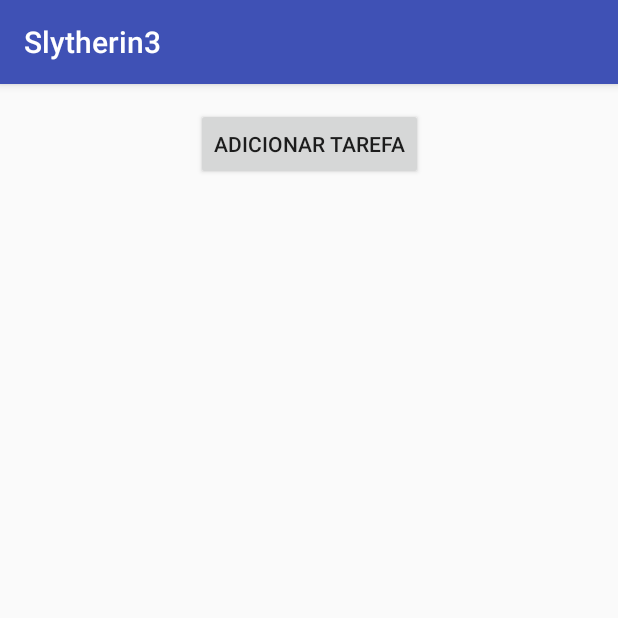
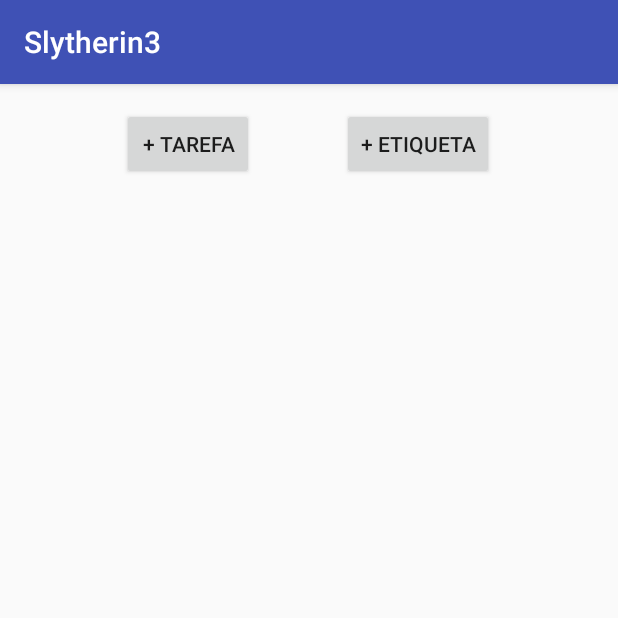
Before and after one commit to Thassya/ufjf-dcc196-2017-3-trb3-sonserina-trb3, an Android app: the screen it shows after launch (MainActivity), on a phone screen of 412 x 824 dp, the top half of it. Run offline under Robolectric (Android 15) with nearby library versions, the phone set to English and light mode, and no system bars.

Commit message:
Etiqueta cadastro e visualizacao

```diff
--- a/app/src/main/AndroidManifest.xml
+++ b/app/src/main/AndroidManifest.xml
@@ -18,6 +18,7 @@
         </activity>
         <activity android:name=".activity.NovaTarefaActivity" />
         <activity android:name=".activity.EditarTarefaActivity" />
+        <activity android:name=".activity.NovaEtiquetaActivity" />
     </application>
 
 </manifest>
--- a/app/src/main/java/ufjf/br/slytherin3/activity/MainActivity.java
+++ b/app/src/main/java/ufjf/br/slytherin3/activity/MainActivity.java
@@ -15,6 +15,7 @@ import ufjf.br.slytherin3.adapter.TarefaAdapter;
 public class MainActivity extends AppCompatActivity {
 
     private Button btnAddTarefa;
+    private Button btnAddEtiqueta;
     private ListView lstTarefas;
     private TarefaAdapter tAdapter;
 
@@ -22,6 +23,9 @@ public class MainActivity extends AppCompatActivity {
     protected void onCreate(Bundle savedInstanceState) {
         super.onCreate(savedInstanceState);
         setContentView(R.layout.activity_main);
+
+        btnAddEtiqueta = (Button)findViewById(R.id.btnAddEtiqueta);
+        btnAddTarefa = (Button) findViewById(R.id.btnAddTarefa);
 
         tAdapter = new TarefaAdapter(getBaseContext(), null);
         tAdapter.atualizar();
@@ -47,7 +51,7 @@ public class MainActivity extends AppCompatActivity {
             }
         });
 
-        btnAddTarefa = (Button) findViewById(R.id.btnAddTarefa);
+
         btnAddTarefa.setOnClickListener(new View.OnClickListener() {
             @Override
             public void onClick(View v) {
@@ -56,6 +60,13 @@ public class MainActivity extends AppCompatActivity {
             }
         });
 
+        btnAddEtiqueta.setOnClickListener(new View.OnClickListener() {
+            @Override
+            public void onClick(View v) {
+                Intent novaEtiqueta = new Intent(MainActivity.this, NovaEtiquetaActivity.class);
+                startActivity(novaEtiqueta);
+            }
+        });
 
     }
 }
--- a/app/src/main/java/ufjf/br/slytherin3/dao/PlannerDbHelper.java
+++ b/app/src/main/java/ufjf/br/slytherin3/dao/PlannerDbHelper.java
@@ -3,6 +3,7 @@ package ufjf.br.slytherin3.dao;
 import android.content.Context;
 import android.database.sqlite.SQLiteDatabase;
 import android.database.sqlite.SQLiteOpenHelper;
+import android.util.Log;
 
 /**
  * Created by thassya on 05/12/17.
@@ -10,7 +11,7 @@ import android.database.sqlite.SQLiteOpenHelper;
 
 public class PlannerDbHelper extends SQLiteOpenHelper {
 
-    public static final int DATABASE_VERSION = 1;
+    public static final int DATABASE_VERSION = 2;
     public static final String DATABASE_NAME = "sonserinaPlanner.db";
 
     public PlannerDbHelper(Context context) {
@@ -21,17 +22,25 @@ public class PlannerDbHelper extends SQLiteOpenHelper {
     @Override
     public void onCreate(SQLiteDatabase db) {
         db.execSQL(TarefaContract.Tarefa.SQL_CREATE_TABLE);
+        Log.i("PLANNER_sql_tarefa", TarefaContract.Tarefa.SQL_CREATE_TABLE);
+        db.execSQL(EtiquetaContract.Etiqueta.SQL_CREATE_TABLE);
+        Log.i("PLANNER_sql_etiqueta", EtiquetaContract.Etiqueta.SQL_CREATE_TABLE);
+        Log.i("PLANNER", "Tabelas CRIADAS");
     }
 
     @Override
     public void onUpgrade(SQLiteDatabase db, int oldVersion, int newVersion) {
         db.execSQL(TarefaContract.Tarefa.SQL_DROP_TAREFA);
+        db.execSQL(EtiquetaContract.Etiqueta.SQL_DROP_ETIQUETA);
+
+        Log.i("PLANNER", "Tabelas atualizadas de v" + oldVersion + " para v" + newVersion);
         onCreate(db);
 
     }
 
     @Override
     public void onDowngrade(SQLiteDatabase db, int oldVersion, int newVersion) {
+        Log.i("PLANNER", "Tabelas revertidas de v" + oldVersion + " para v" + newVersion);
         onUpgrade(db, oldVersion, newVersion);
     }
 }
--- a/app/src/main/res/layout/activity_main.xml
+++ b/app/src/main/res/layout/activity_main.xml
@@ -18,7 +18,8 @@
         android:layout_marginLeft="8dp"
         app:layout_constraintLeft_toLeftOf="parent"
         android:layout_marginStart="8dp"
-        android:layout_marginEnd="8dp" />
+        android:layout_marginEnd="8dp"
+        app:layout_constraintHorizontal_bias="0.239" />
 
     <ListView
         android:id="@+id/lstTarefas"
@@ -33,5 +34,18 @@
         app:layout_constraintRight_toRightOf="parent"
         app:layout_constraintTop_toBottomOf="@+id/btnAddTarefa" />
 
+    <Button
+        android:id="@+id/btnAddEtiqueta"
+        android:layout_width="wrap_content"
+        android:layout_height="wrap_content"
+        android:layout_marginLeft="8dp"
+        android:layout_marginRight="8dp"
+        android:layout_marginTop="16dp"
+        android:text="@string/adicionarEtiqueta"
+        app:layout_constraintHorizontal_bias="0.403"
+        app:layout_constraintLeft_toRightOf="@+id/btnAddTarefa"
+        app:layout_constraintRight_toRightOf="parent"
+        app:layout_constraintTop_toTopOf="parent" />
+
 
 </android.support.constraint.ConstraintLayout>
--- a/app/src/main/res/values/strings.xml
+++ b/app/src/main/res/values/strings.xml
@@ -1,6 +1,6 @@
 <resources>
     <string name="app_name">Slytherin3</string>
-    <string name="adicionarTarefa">Adicionar Tarefa</string>
+    <string name="adicionarTarefa">+ Tarefa</string>
     <string name="titulo">Título</string>
     <string name="descricao">Descrição</string>
     <string name="estado">Estado</string>
@@ -10,4 +10,9 @@
     <string name="tarefaExcluida">Tarefa excluída</string>
     <string name="tarefaCadastrada">Tarefa cadastrada!</string>
     <string name="tarefaAtualizada">Tarefa atualizada!</string>
+    <string name="adicionarEtiqueta">+ Etiqueta</string>
+    <string name="voltar">Voltar</string>
+    <string name="erroDescricao">Ta tentando salvar o que mesmo?</string>
+    <string name="cadastroRealizado">Cadastro realizado!</string>
+    <string name="ops">OPS!</string>
 </resources>
```
Also changed, not shown: app/src/main/java/ufjf/br/slytherin3/activity/NovaEtiquetaActivity.java (added, +78 -0 lines), app/src/main/java/ufjf/br/slytherin3/adapter/EtiquetaAdapter.java (+46 -2 lines), app/src/main/res/layout/layout_etiqueta.xml (added, +24 -0 lines), app/src/main/res/layout/nova_etiqueta.xml (added, +75 -0 lines), app/src/main/res/layout/nova_tarefa.xml (+4 -4 lines).
